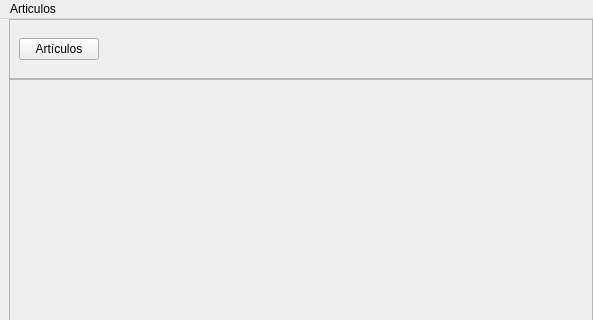
diegoorta81/listas, file inicio_listas.ui: the form before one commit; both pictures show x 0 to 593 and y 0 to 320 of the 593 by 475 pixel window.
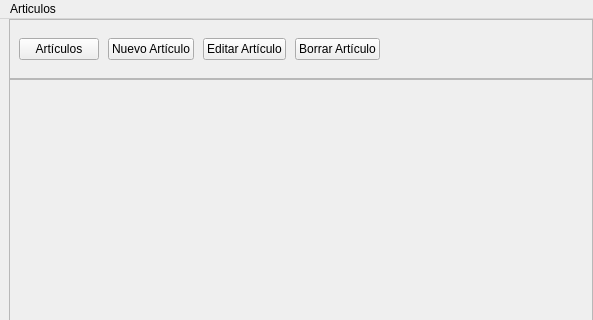
The form after the commit.

```diff
--- a/inicio_listas.ui
+++ b/inicio_listas.ui
@@ -60,9 +60,78 @@
          <property name="orientation">
           <enum>Qt::Horizontal</enum>
          </property>
+         <property name="sizeType">
+          <enum>QSizePolicy::Fixed</enum>
+         </property>
          <property name="sizeHint" stdset="0">
           <size>
-           <width>480</width>
+           <width>3</width>
+           <height>20</height>
+          </size>
+         </property>
+        </spacer>
+       </item>
+       <item>
+        <widget class="QPushButton" name="bt_nuevoarticulo">
+         <property name="text">
+          <string>Nuevo Artículo</string>
+         </property>
+        </widget>
+       </item>
+       <item>
+        <spacer name="horizontalSpacer_2">
+         <property name="orientation">
+          <enum>Qt::Horizontal</enum>
+         </property>
+         <property name="sizeType">
+          <enum>QSizePolicy::Fixed</enum>
+         </property>
+         <property name="sizeHint" stdset="0">
+          <size>
+           <width>3</width>
+           <height>20</height>
+          </size>
+         </property>
+        </spacer>
+       </item>
+       <item>
+        <widget class="QPushButton" name="bt_editararticulo">
+         <property name="text">
+          <string>Editar Artículo</string>
+         </property>
+        </widget>
+       </item>
+       <item>
+        <spacer name="horizontalSpacer_3">
+         <property name="orientation">
+          <enum>Qt::Horizontal</enum>
+         </property>
+         <property name="sizeType">
+          <enum>QSizePolicy::Fixed</enum>
+         </property>
+         <property name="sizeHint" stdset="0">
+          <size>
+           <width>3</width>
+           <height>20</height>
+          </size>
+         </property>
+        </spacer>
+       </item>
+       <item>
+        <widget class="QPushButton" name="bt_borrararticulo">
+         <property name="text">
+          <string>Borrar Artículo</string>
+         </property>
+        </widget>
+       </item>
+       <item>
+        <spacer name="horizontalSpacer_4">
+         <property name="orientation">
+          <enum>Qt::Horizontal</enum>
+         </property>
+         <property name="sizeHint" stdset="0">
+          <size>
+           <width>40</width>
            <height>20</height>
           </size>
          </property>
```
Left out of the diff: 54 changed lines with no effect on the pictures.
